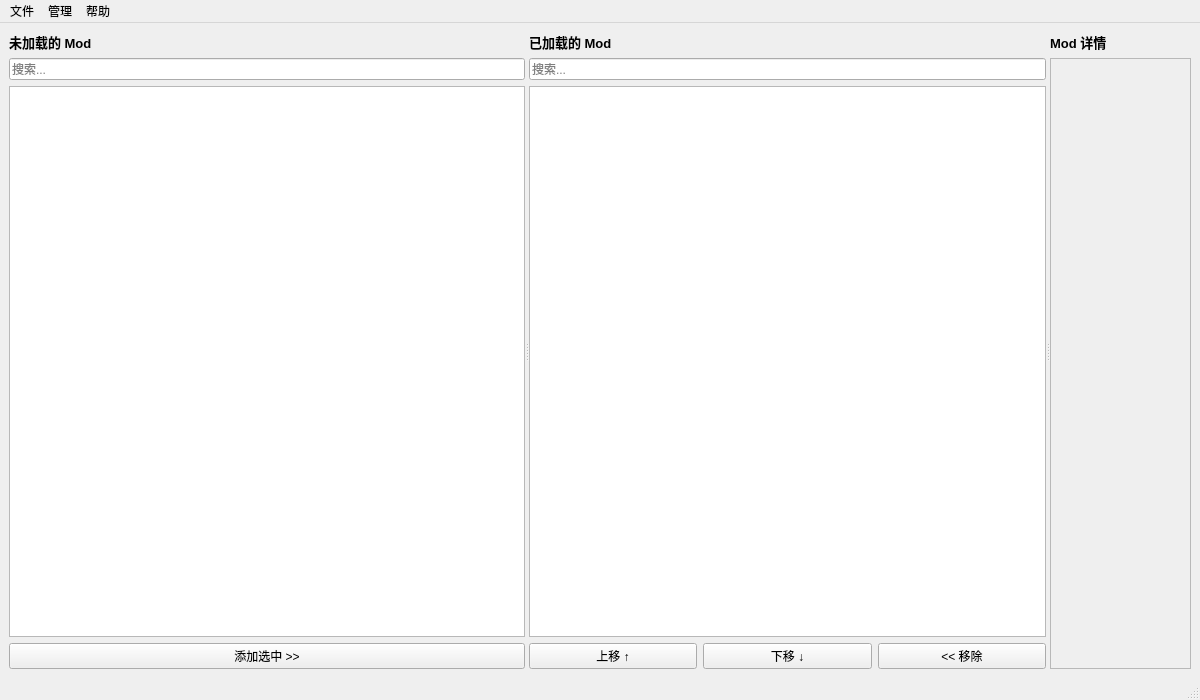
Old version of the form src/ui/MainWindow.ui in the repository Artorias501/EasyRimWorldModManager.
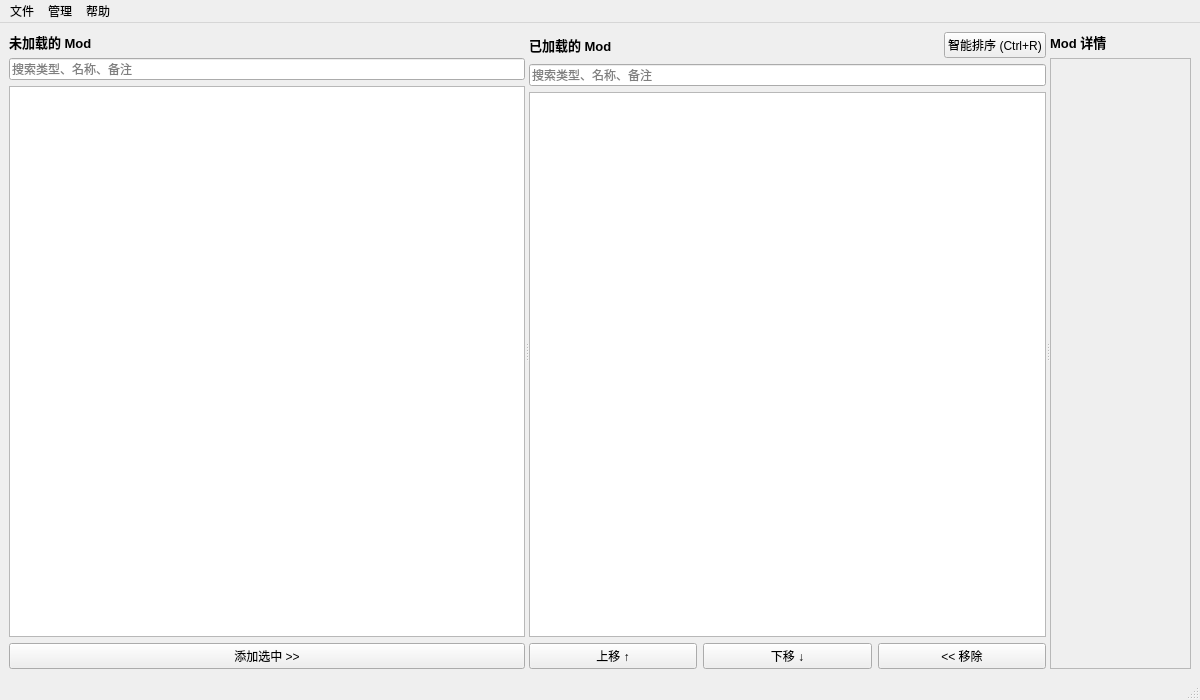
New version of the form.

Commit message: 优化mod类型相关逻辑

Patch:
```diff
--- a/src/ui/MainWindow.ui
+++ b/src/ui/MainWindow.ui
@@ -38,7 +38,7 @@
         <item>
          <widget class="QLineEdit" name="unloadedSearchEdit">
           <property name="placeholderText">
-           <string>搜索...</string>
+           <string>搜索类型、名称、备注</string>
           </property>
          </widget>
         </item>
@@ -61,6 +61,8 @@
       <widget class="QWidget" name="loadedModsPanel" native="true">
        <layout class="QVBoxLayout" name="verticalLayout_3">
         <item>
+         <layout class="QHBoxLayout" name="loadedHeaderLayout">
+          <item>
          <widget class="QLabel" name="loadedModsLabel">
           <property name="text">
            <string>已加载的 Mod</string>
@@ -74,9 +76,34 @@
          </widget>
         </item>
         <item>
+           <spacer name="horizontalSpacer">
+            <property name="orientation">
+             <enum>Qt::Horizontal</enum>
+            </property>
+            <property name="sizeHint" stdset="0">
+             <size>
+              <width>40</width>
+              <height>20</height>
+             </size>
+            </property>
+           </spacer>
+          </item>
+          <item>
+           <widget class="QPushButton" name="autoSortButton">
+            <property name="text">
+             <string>智能排序 (Ctrl+R)</string>
+            </property>
+            <property name="toolTip">
+             <string>根据依赖关系和类型优先级自动排序</string>
+            </property>
+           </widget>
+          </item>
+         </layout>
+        </item>
+        <item>
          <widget class="QLineEdit" name="loadedSearchEdit">
           <property name="placeholderText">
-           <string>搜索...</string>
+           <string>搜索类型、名称、备注</string>
           </property>
          </widget>
         </item>
```
Lines whose indentation alone changed are shown as unchanged. The commit also changes 9 other files.
